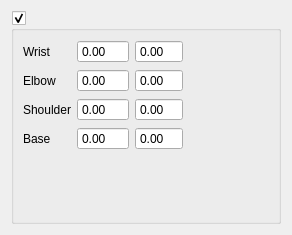
Old version of the form source/plugin/t4/widget/axislimit.ui in the repository ww4u/mct-t4.
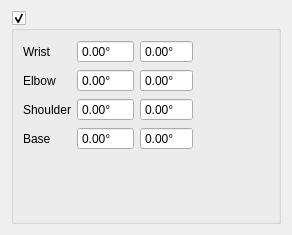
New version of the form.

What changed in the file:
```diff
--- a/source/plugin/t4/widget/axislimit.ui
+++ b/source/plugin/t4/widget/axislimit.ui
@@ -28,6 +28,9 @@
         <property name="buttonSymbols">
          <enum>QAbstractSpinBox::NoButtons</enum>
         </property>
+        <property name="suffix">
+         <string>°</string>
+        </property>
         <property name="maximum">
          <double>20.000000000000000</double>
         </property>
@@ -45,6 +48,9 @@
         <property name="buttonSymbols">
          <enum>QAbstractSpinBox::NoButtons</enum>
         </property>
+        <property name="suffix">
+         <string>°</string>
+        </property>
         <property name="minimum">
          <double>-170.000000000000000</double>
         </property>
@@ -58,6 +64,9 @@
         <property name="buttonSymbols">
          <enum>QAbstractSpinBox::NoButtons</enum>
         </property>
+        <property name="suffix">
+         <string>°</string>
+        </property>
         <property name="maximum">
          <double>90.000000000000000</double>
         </property>
@@ -68,6 +77,9 @@
         <property name="buttonSymbols">
          <enum>QAbstractSpinBox::NoButtons</enum>
         </property>
+        <property name="suffix">
+         <string>°</string>
+        </property>
         <property name="minimum">
          <double>-80.000000000000000</double>
         </property>
@@ -88,6 +100,9 @@
         <property name="buttonSymbols">
          <enum>QAbstractSpinBox::NoButtons</enum>
         </property>
+        <property name="suffix">
+         <string>°</string>
+        </property>
         <property name="minimum">
          <double>-180.000000000000000</double>
         </property>
@@ -101,6 +116,9 @@
         <property name="buttonSymbols">
          <enum>QAbstractSpinBox::NoButtons</enum>
         </property>
+        <property name="suffix">
+         <string>°</string>
+        </property>
         <property name="maximum">
          <double>180.000000000000000</double>
         </property>
@@ -118,6 +136,9 @@
         <property name="buttonSymbols">
          <enum>QAbstractSpinBox::NoButtons</enum>
         </property>
+        <property name="suffix">
+         <string>°</string>
+        </property>
         <property name="minimum">
          <double>-50.000000000000000</double>
         </property>
@@ -138,6 +159,9 @@
         <property name="buttonSymbols">
          <enum>QAbstractSpinBox::NoButtons</enum>
         </property>
+        <property name="suffix">
+         <string>°</string>
+        </property>
         <property name="maximum">
          <double>170.000000000000000</double>
         </property>
```
